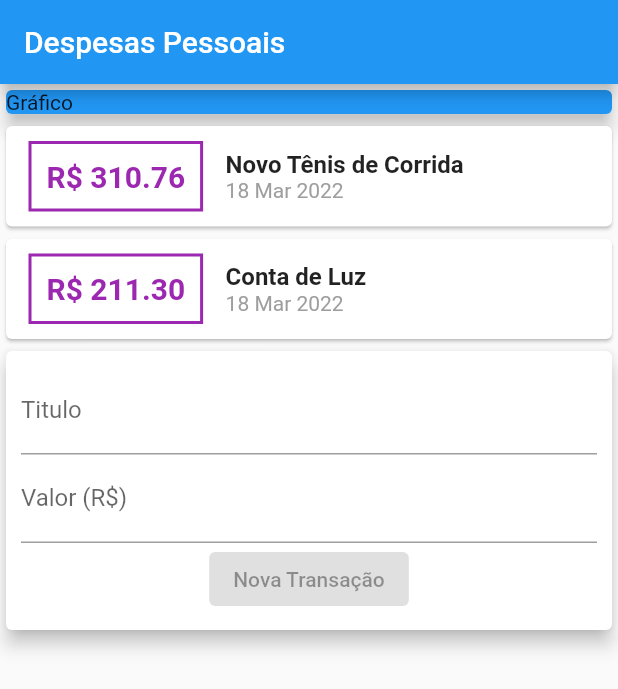
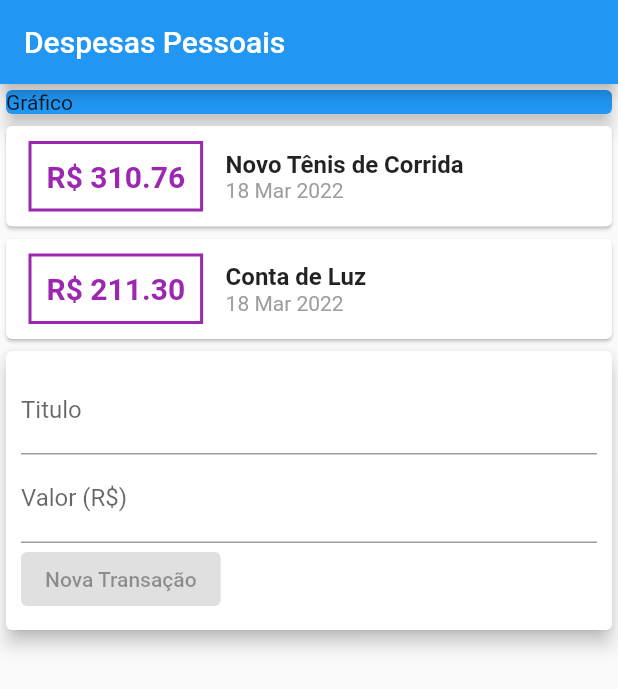
Before and after one commit to yurilima7/Estudando-Flutter, a Flutter app: the screen it shows after launch, on a phone screen of 412 x 824 dp. Shown: the top 689 px of the screen. Run offline on Flutter 3.47's test engine with Material 2 defaults, Android fonts, the phone set to English and light mode, and no system bars.

Commit message:
Update main.dart

```diff
--- a/expenses/lib/main.dart
+++ b/expenses/lib/main.dart
@@ -117,22 +117,26 @@ class MyHomePage extends StatelessWidget {
             child: Padding(
               padding: const EdgeInsets.all(10.0),
               child: Column(
-                children: const <Widget>[
-                  TextField(
+                children: <Widget>[
+                  const TextField(
                     decoration: InputDecoration(
                       labelText: 'Titulo',
                     ),
                   ),
 
-                  TextField(
+                  const TextField(
                     decoration: InputDecoration(
                       labelText: 'Valor (R\$)',
                     ),
                   ),
 
-                  ElevatedButton(
-                    child: Text('Nova Transação'),
-                    onPressed: null,
+                  Row(
+                    children: const [
+                      ElevatedButton(
+                        child: Text('Nova Transação'),
+                        onPressed: null,
+                      ),
+                    ],
                   ),
                 ],
               ),
```
